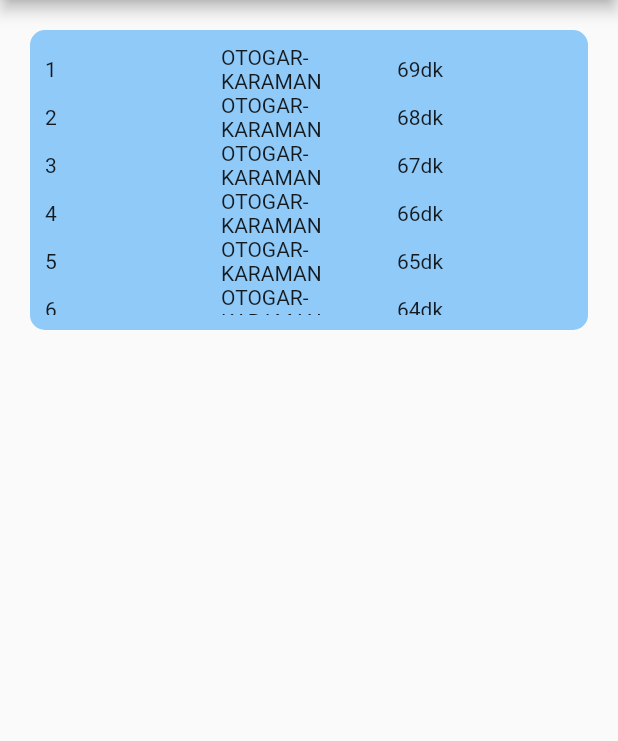
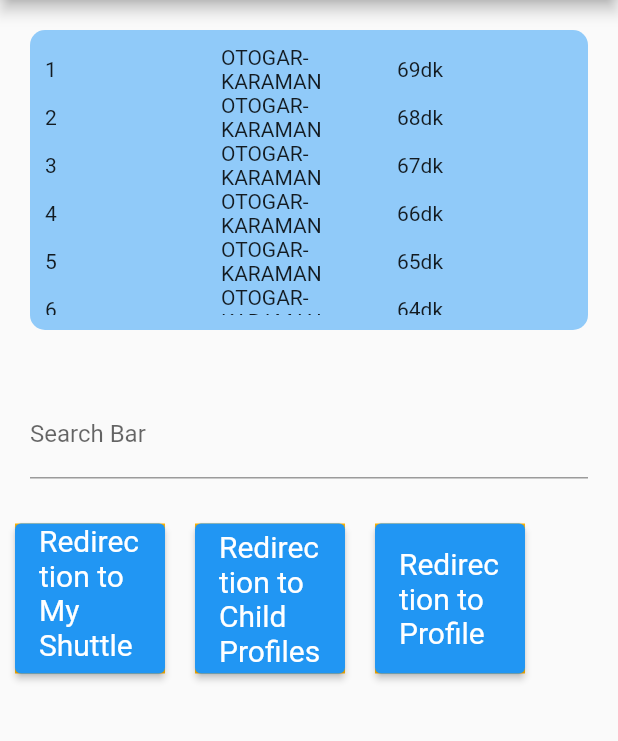
Before and after one commit to adenzu/Project-Vega, a Flutter app: the screen it shows after launch, on a phone screen of 412 x 824 dp, the part 84-825 px from its top. Run offline on Flutter 3.47's test engine with Material 2 defaults, Android fonts, the light colour scheme and no system bars.

Commit message:
PV-10 PV-15 PV-17 PV-31 #comment Search Bar ve Redirection butonları eklendi

```diff
--- a/app/lib/main/body.dart
+++ b/app/lib/main/body.dart
@@ -1,16 +1,91 @@
 import 'package:flutter/material.dart';
 
 import 'list_block.dart';
+
+import '../profile/screen.dart';
+import '../my_shuttles/screen.dart';
+import '../child_profiles/screen.dart';
 
 class MainBody extends StatelessWidget {
   const MainBody({Key? key}) : super(key: key);
 
   @override
   Widget build(BuildContext context) {
+    var formKey = GlobalKey<FormState>();
+    final ButtonStyle style =
+        ElevatedButton.styleFrom(textStyle: const TextStyle(fontSize: 20));
+
     return Column(
-      children: const <Widget>[
+      children:  <Widget>[
         ListBlock(),
+        Container(
+          margin: EdgeInsets.all(20.0),
+          child: Form(
+            key: formKey,
+            child: SingleChildScrollView(
+            child: Column(
+              children: <Widget>[
+              searchBar(),
+              ],
+            ),
+            ),
+        ),
+        ),
+
+        Row(
+          children: <Widget>[
+
+         Container(
+    margin: const EdgeInsets.all(10.0),
+    color: Colors.amber[600],
+    width: 100.0,
+    height: 100.0,
+        child: ElevatedButton(
+            style: style,
+            onPressed: () {Navigator.push(
+                    context,
+                    MaterialPageRoute(
+                        builder: (context) => MyShuttlesScreen()));},
+            child: const Text('Redirection to My Shuttles'),
+          ),
+        ),
+
+        Container(
+    margin: const EdgeInsets.all(10.0),
+    color: Colors.amber[600],
+    width: 100.0,
+    height: 100.0,
+        child: ElevatedButton(
+            style: style,
+            onPressed: () {Navigator.push(
+                    context,
+                    MaterialPageRoute(
+                        builder: (context) => ChildProfilesScreen()));},
+            child: const Text('Redirection to Child Profiles'),
+          ),
+        ),
+        Container(
+    margin: const EdgeInsets.all(10.0),
+    color: Colors.amber[600],
+    width: 100.0,
+    height: 100.0,
+        child: ElevatedButton(
+            style: style,
+            onPressed: () {Navigator.push(
+                    context,
+                    MaterialPageRoute(
+                        builder: (context) => ProfileScreen()));},
+            child: const Text('Redirection to Profile'),
+          ),
+        ),
+          ],
+    ),
       ],
     );
   }
+  Widget searchBar(){
+    return TextFormField(
+          decoration: InputDecoration(labelText: "Search Bar", hintText: "asdfg"),
+        );
+  }
 }
--- a/app/lib/main/screen.dart
+++ b/app/lib/main/screen.dart
@@ -9,6 +9,7 @@ class MainScreen extends StatelessWidget {
   @override
   Widget build(BuildContext context) {
     return Scaffold(
+      resizeToAvoidBottomInset: false,
       appBar: AppBar(
         title: const Text(
           "Project-Vega",
```
